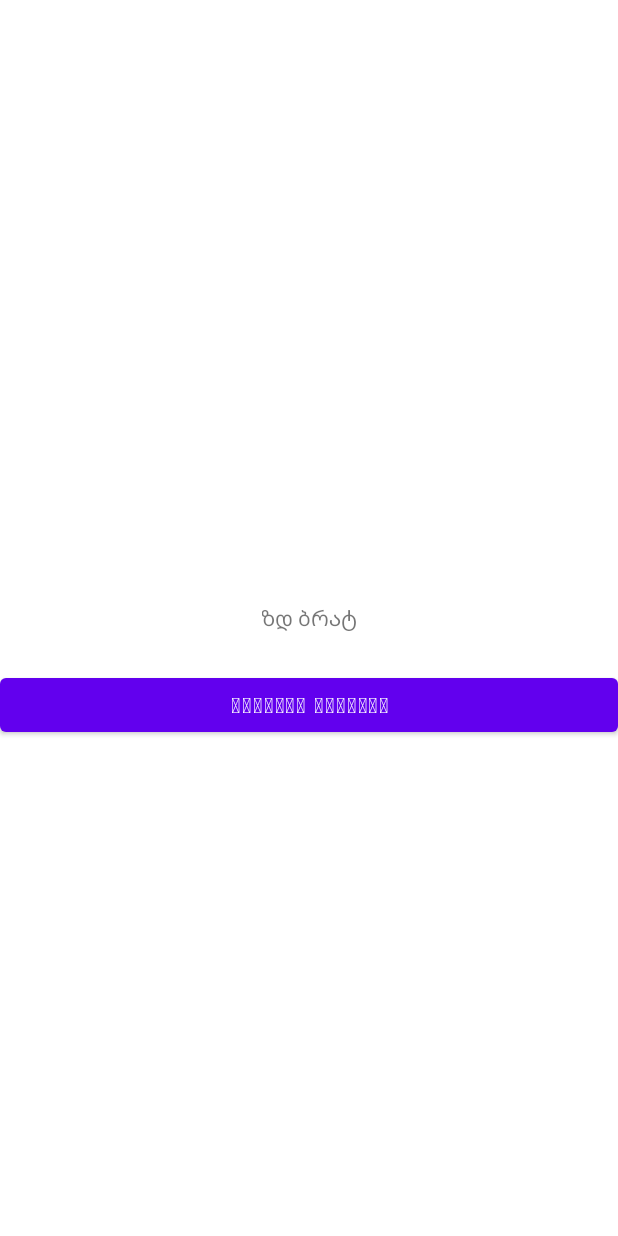
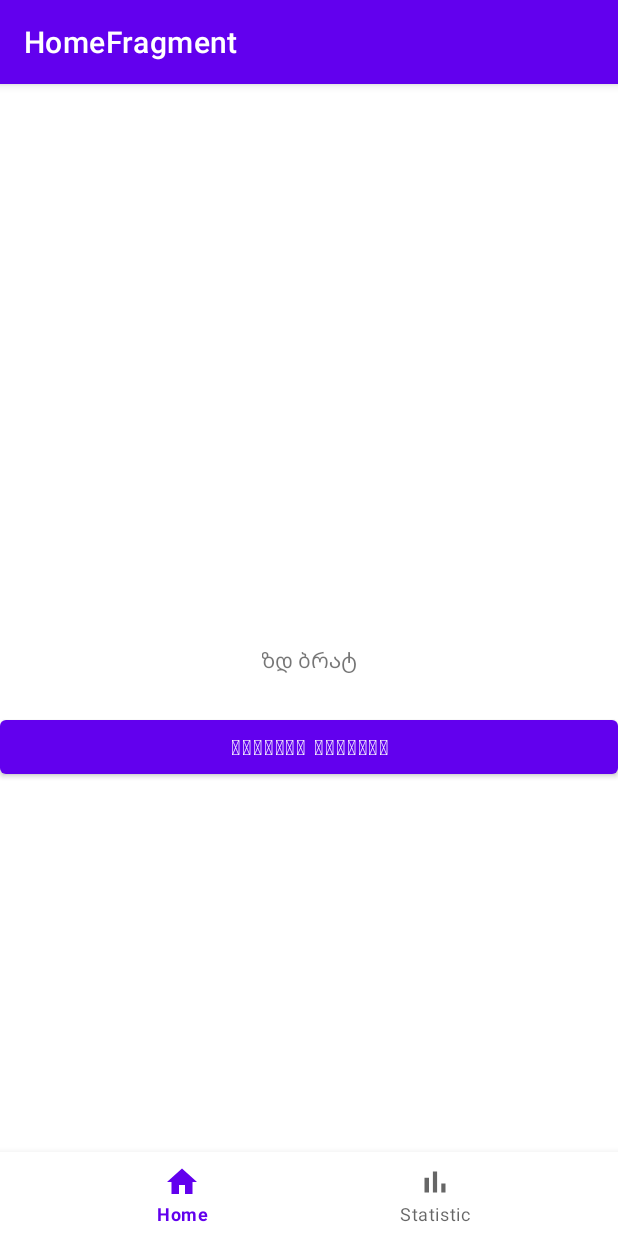
Before and after one commit to zukaChachava/Mines, an Android app: the screen it shows after launch (MainActivity), on a phone screen of 412 x 824 dp. Run offline under Robolectric (Android 15) with nearby library versions, the phone set to English and light mode, and no system bars; our stand-ins replace navigation-ui.

Commit message:
Added Navigation Component

```diff
--- a/app/build.gradle
+++ b/app/build.gradle
@@ -1,6 +1,7 @@
 plugins {
     id 'com.android.application'
     id 'org.jetbrains.kotlin.android'
+    id "androidx.navigation.safeargs.kotlin"
 }
 
 android {
@@ -35,12 +36,17 @@ android {
 }
 
 dependencies {
-
+    def nav_version = "2.4.2"
+    implementation "androidx.navigation:navigation-fragment-ktx:$nav_version"
+    implementation "androidx.navigation:navigation-ui-ktx:$nav_version"
     implementation 'androidx.core:core-ktx:1.7.0'
     implementation 'androidx.appcompat:appcompat:1.4.2'
     implementation 'com.google.android.material:material:1.6.1'
     implementation 'androidx.constraintlayout:constraintlayout:2.1.4'
+    implementation 'androidx.navigation:navigation-fragment-ktx:2.4.2'
+    implementation 'androidx.navigation:navigation-ui-ktx:2.4.2'
     testImplementation 'junit:junit:4.13.2'
     androidTestImplementation 'androidx.test.ext:junit:1.1.3'
     androidTestImplementation 'androidx.test.espresso:espresso-core:3.4.0'
+    implementation "androidx.viewpager2:viewpager2:1.0.0"
 }
--- a/app/src/main/AndroidManifest.xml
+++ b/app/src/main/AndroidManifest.xml
@@ -19,6 +19,7 @@
         <activity
             android:name=".MainActivity"
             android:exported="true">
+            <nav-graph android:value="@navigation/nav_graph"/>
             <intent-filter>
                 <action android:name="android.intent.action.MAIN" />
 
--- a/app/src/main/java/com/lashaandzura/mines/MainActivity.kt
+++ b/app/src/main/java/com/lashaandzura/mines/MainActivity.kt
@@ -1,21 +1,37 @@
 package com.lashaandzura.mines
 
-import android.content.Intent
 import androidx.appcompat.app.AppCompatActivity
 import android.os.Bundle
+import androidx.navigation.NavController
+import androidx.navigation.findNavController
+import androidx.navigation.ui.AppBarConfiguration
+import androidx.navigation.ui.setupActionBarWithNavController
+import androidx.navigation.ui.setupWithNavController
+import com.google.android.material.bottomnavigation.BottomNavigationView
 import com.lashaandzura.mines.databinding.ActivityMainBinding
 
 class MainActivity : AppCompatActivity() {
     private lateinit var binding: ActivityMainBinding
+    private lateinit var bottomNavigationView: BottomNavigationView
+    private lateinit var navController: NavController
 
     override fun onCreate(savedInstanceState: Bundle?) {
         super.onCreate(savedInstanceState)
+
         binding = ActivityMainBinding.inflate(layoutInflater) // Auto binding, FindViewById is no more needed
         setContentView(binding.root)
 
-        binding.startBtn.setOnClickListener {
-            val intent = Intent(this, GameActivity::class.java)
-            startActivity(intent)
-        }
+        bottomNavigationView = binding.bottomNavView
+        navController = findNavController(R.id.navHostFragment)
+
+        setupActionBarWithNavController(navController, AppBarConfiguration(
+            setOf(
+                R.id.homeFragment,
+                R.id.statisticFragment
+            )
+        )
+        )
+        bottomNavigationView.setupWithNavController(navController)
     }
+
 }
--- /dev/null
+++ b/app/src/main/java/com/lashaandzura/mines/fragments/HomeFragment.kt
@@ -0,0 +1,21 @@
+package com.lashaandzura.mines.fragments
+
+import android.content.Intent
+import android.os.Bundle
+import android.view.View
+import android.widget.Button
+import androidx.fragment.app.Fragment
+import com.lashaandzura.mines.GameActivity
+import com.lashaandzura.mines.R
+
+class HomeFragment: Fragment(R.layout.fragment_home) {
+    private lateinit var startButton: Button
+    override fun onViewCreated(view: View, savedInstanceState: Bundle?) {
+        super.onViewCreated(view, savedInstanceState)
+        startButton = view.findViewById<Button>(R.id.startBtn)
+        startButton.setOnClickListener {
+            val intent = Intent(context, GameActivity::class.java)
+            startActivity(intent)
+        }
+    }
+}
--- /dev/null
+++ b/app/src/main/java/com/lashaandzura/mines/fragments/StatisticFragment.kt
@@ -0,0 +1,13 @@
+package com.lashaandzura.mines.fragments
+
+import android.os.Bundle
+import android.view.View
+import androidx.fragment.app.Fragment
+import com.lashaandzura.mines.R
+
+class StatisticFragment: Fragment(R.layout.fragment_statistics) {
+    override fun onViewCreated(view: View, savedInstanceState: Bundle?) {
+        super.onViewCreated(view, savedInstanceState)
+
+    }
+}
--- /dev/null
+++ b/app/src/main/res/drawable/ic_baseline_bar_chart_24.xml
@@ -0,0 +1,5 @@
+<vector android:height="24dp" android:tint="#000000"
+    android:viewportHeight="24" android:viewportWidth="24"
+    android:width="24dp" xmlns:android="http://schemas.android.com/apk/res/android">
+    <path android:fillColor="@android:color/white" android:pathData="M5,9.2h3L8,19L5,19zM10.6,5h2.8v14h-2.8zM16.2,13L19,13v6h-2.8z"/>
+</vector>
--- /dev/null
+++ b/app/src/main/res/drawable/ic_baseline_home_24.xml
@@ -0,0 +1,5 @@
+<vector android:height="24dp" android:tint="#000000"
+    android:viewportHeight="24" android:viewportWidth="24"
+    android:width="24dp" xmlns:android="http://schemas.android.com/apk/res/android">
+    <path android:fillColor="@android:color/white" android:pathData="M10,20v-6h4v6h5v-8h3L12,3 2,12h3v8z"/>
+</vector>
--- a/app/src/main/res/layout/activity_main.xml
+++ b/app/src/main/res/layout/activity_main.xml
@@ -5,24 +5,28 @@
 android:layout_width="match_parent"
 android:layout_height="match_parent"
 tools:context=".MainActivity">
+    <androidx.viewpager2.widget.ViewPager2
+        android:id="@+id/pager"
+        android:layout_width="match_parent"
+        android:layout_height="match_parent"/>
 
-    <TextView
-        android:id="@+id/titleView"
-        android:layout_width="wrap_content"
+    <fragment
+        android:layout_width="match_parent"
+        android:layout_height="match_parent"
+        android:id="@+id/navHostFragment"
+        android:name="androidx.navigation.fragment.NavHostFragment"
+        app:defaultNavHost="true"
+        app:navGraph="@navigation/nav_graph"/>
+
+        <com.google.android.material.bottomnavigation.BottomNavigationView
+            android:id="@+id/bottomNavView"
+            android:layout_width="match_parent"
             android:layout_height="wrap_content"
-        android:text="ზდ ბრატ"
             app:layout_constraintBottom_toBottomOf="parent"
             app:layout_constraintEnd_toEndOf="parent"
             app:layout_constraintStart_toStartOf="parent"
-        app:layout_constraintTop_toTopOf="parent" />
+            app:menu="@menu/nav_menu"/>
 
-    <Button
-        android:id="@+id/startBtn"
-        android:layout_width="match_parent"
-        android:layout_height="wrap_content"
-        android:layout_marginTop="24dp"
-        android:text="თამაშის დაწყება"
-        app:layout_constraintEnd_toEndOf="parent"
-        app:layout_constraintStart_toStartOf="parent"
-        app:layout_constraintTop_toBottomOf="@+id/titleView" />
+
+
 </androidx.constraintlayout.widget.ConstraintLayout>
--- /dev/null
+++ b/app/src/main/res/layout/fragment_home.xml
@@ -0,0 +1,30 @@
+<?xml version="1.0" encoding="utf-8"?>
+<androidx.constraintlayout.widget.ConstraintLayout xmlns:android="http://schemas.android.com/apk/res/android"
+    xmlns:app="http://schemas.android.com/apk/res-auto"
+    xmlns:tools="http://schemas.android.com/tools"
+    android:layout_width="match_parent"
+    android:id="@+id/homeFragment"
+    android:layout_height="match_parent">
+
+    <TextView
+        android:id="@+id/titleView"
+        android:layout_width="wrap_content"
+        android:layout_height="wrap_content"
+        android:text="ზდ ბრატ"
+        app:layout_constraintBottom_toBottomOf="parent"
+        app:layout_constraintEnd_toEndOf="parent"
+        app:layout_constraintStart_toStartOf="parent"
+        app:layout_constraintTop_toTopOf="parent" />
+
+    <Button
+        android:id="@+id/startBtn"
+        android:layout_width="match_parent"
+        android:layout_height="wrap_content"
+        android:layout_marginTop="24dp"
+        android:text="თამაშის დაწყება"
+        app:layout_constraintEnd_toEndOf="parent"
+        app:layout_constraintHorizontal_bias="0.0"
+        app:layout_constraintStart_toStartOf="parent"
+        app:layout_constraintTop_toBottomOf="@+id/titleView" />
+
+</androidx.constraintlayout.widget.ConstraintLayout>
--- /dev/null
+++ b/app/src/main/res/layout/fragment_statistics.xml
@@ -0,0 +1,7 @@
+<?xml version="1.0" encoding="utf-8"?>
+<androidx.constraintlayout.widget.ConstraintLayout xmlns:android="http://schemas.android.com/apk/res/android"
+    android:layout_width="match_parent"
+    android:layout_height="match_parent"
+    android:id="@+id/statisticFragment">
+
+</androidx.constraintlayout.widget.ConstraintLayout>
--- /dev/null
+++ b/app/src/main/res/menu/nav_menu.xml
@@ -0,0 +1,12 @@
+<?xml version="1.0" encoding="utf-8"?>
+<menu xmlns:android="http://schemas.android.com/apk/res/android">
+    <item
+        android:id="@+id/homeFragment"
+        android:icon="@drawable/ic_baseline_home_24"
+        android:title="Home"/>
+    <item
+        android:id="@+id/statisticFragment"
+        android:icon="@drawable/ic_baseline_bar_chart_24"
+        android:title="Statistic"/>
+
+</menu>
--- /dev/null
+++ b/app/src/main/res/navigation/nav_graph.xml
@@ -0,0 +1,18 @@
+<?xml version="1.0" encoding="utf-8"?>
+<navigation xmlns:android="http://schemas.android.com/apk/res/android"
+    xmlns:app="http://schemas.android.com/apk/res-auto"
+    xmlns:tools="http://schemas.android.com/tools"
+    android:id="@+id/nav_graph"
+    app:startDestination="@id/homeFragment">
+
+    <fragment
+        android:id="@+id/homeFragment"
+        android:name="com.lashaandzura.mines.fragments.HomeFragment"
+        android:label="HomeFragment"
+        tools:layout="@layout/fragment_home"/>
+    <fragment
+        android:id="@+id/statisticFragment"
+        android:name="com.lashaandzura.mines.fragments.StatisticFragment"
+        android:label="HomeFragment"
+        tools:layout="@layout/fragment_home"/>
+</navigation>
--- a/app/src/main/res/values-night/themes.xml
+++ b/app/src/main/res/values-night/themes.xml
@@ -1,6 +1,6 @@
 <resources xmlns:tools="http://schemas.android.com/tools">
     <!-- Base application theme. -->
-    <style name="Theme.Mines" parent="Theme.MaterialComponents.DayNight.NoActionBar">
+    <style name="Theme.Mines" parent="Theme.MaterialComponents.DayNight.DarkActionBar">
         <!-- Primary brand color. -->
         <item name="colorPrimary">@color/purple_200</item>
         <item name="colorPrimaryVariant">@color/purple_700</item>
--- a/app/src/main/res/values/strings.xml
+++ b/app/src/main/res/values/strings.xml
@@ -1,3 +1,5 @@
 <resources>
     <string name="app_name">Mines</string>
+    <!-- TODO: Remove or change this placeholder text -->
+    <string name="hello_blank_fragment">Hello blank fragment</string>
 </resources>
--- a/app/src/main/res/values/themes.xml
+++ b/app/src/main/res/values/themes.xml
@@ -1,6 +1,6 @@
 <resources xmlns:tools="http://schemas.android.com/tools">
     <!-- Base application theme. -->
-    <style name="Theme.Mines" parent="Theme.MaterialComponents.DayNight.NoActionBar">
+    <style name="Theme.Mines" parent="Theme.MaterialComponents.DayNight.DarkActionBar">
         <!-- Primary brand color. -->
         <item name="colorPrimary">@color/purple_500</item>
         <item name="colorPrimaryVariant">@color/purple_700</item>
--- a/build.gradle
+++ b/build.gradle
@@ -1,9 +1,26 @@
 // Top-level build file where you can add configuration options common to all sub-projects/modules.
+
+buildscript {
+    repositories {
+        google()
+        mavenCentral()
+    }
+    dependencies {
+        def nav_version = "2.4.2"
+        classpath "androidx.navigation:navigation-safe-args-gradle-plugin:$nav_version"
+
+        // NOTE: Do not place your application dependencies here; they belong
+        // in the individual module build.gradle files
+    }
+}
+
 plugins {
     id 'com.android.application' version '7.2.0' apply false
     id 'com.android.library' version '7.2.0' apply false
-    id 'org.jetbrains.kotlin.android' version '1.6.21' apply false
+    id 'org.jetbrains.kotlin.android' version '1.7.0' apply false
 }
+
+
 
 task clean(type: Delete) {
     delete rootProject.buildDir
```
Lines whose indentation alone changed are shown as unchanged.
